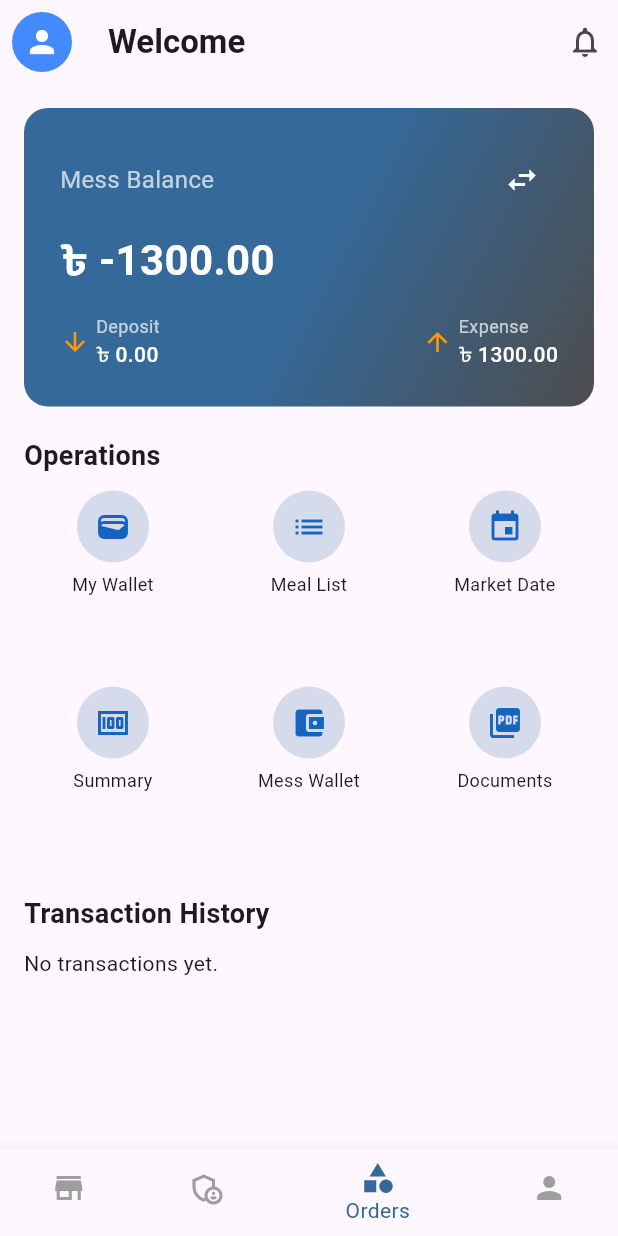
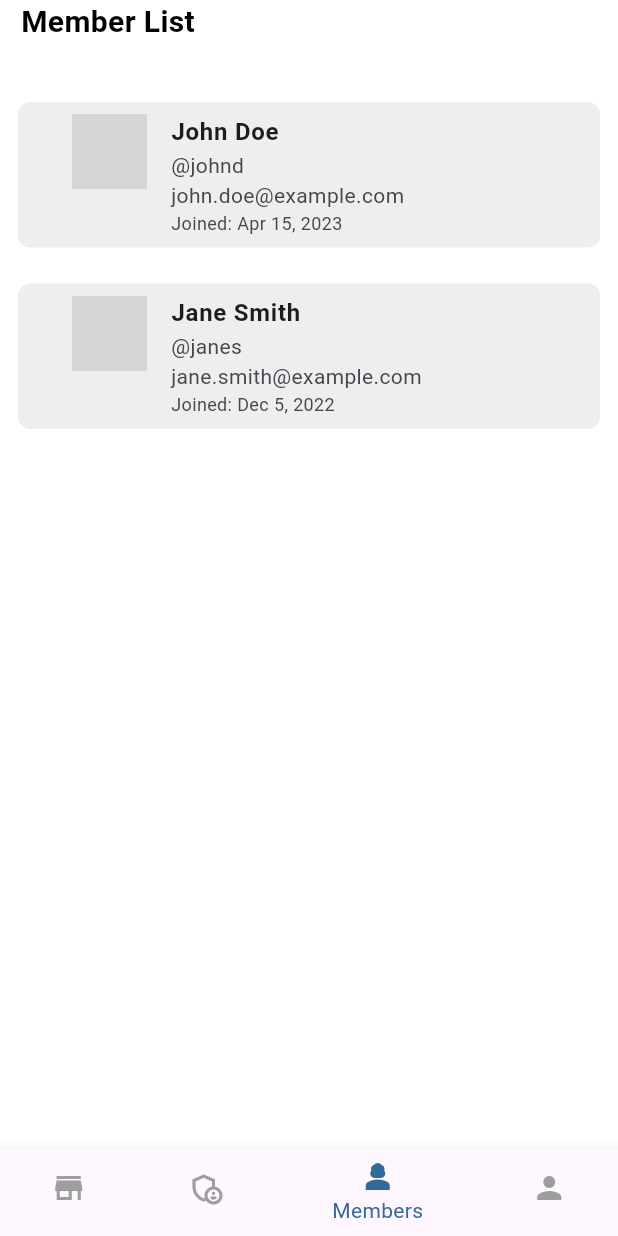
Before and after one commit to dev-rifat/meal-management-system, a Flutter app: the MainNavScreen screen opened by its route, item 3 of the bottom bar chosen, on a phone screen of 412 x 824 dp. Run offline on Flutter 3.47's test engine with Material 3 defaults, Android fonts, the phone set to English and light mode, and no system bars; our stand-ins replace equatable, fl_chart, flutter_bloc, flutter_screenutil, fluttertoast, get and 2 more; missing offline and left inert: e_com_cub; network calls fail; Roboto replaces fonts that are missing (Montserrat); grey boxes are pictures that could not be loaded.

```diff
--- a/lib/core/widgets/custom_app_bar.dart
+++ b/lib/core/widgets/custom_app_bar.dart
@@ -1,19 +1,23 @@
 import 'package:flutter/material.dart';
 
 class CustomAppBar extends StatelessWidget implements PreferredSizeWidget {
-  final String title;
+  final String? title;
+  final Widget? titleWidget;
   final bool centerTitle;
   final List<Widget>? actions;
   final Widget? leading;
+  final double? leadingWidth;
   final Color? backgroundColor;
   final double elevation;
 
   const CustomAppBar({
     super.key,
-    required this.title,
+    this.title,
+    this.titleWidget,
     this.centerTitle = true,
     this.actions,
     this.leading,
+    this.leadingWidth,
     this.backgroundColor,
     this.elevation = 0,
   });
@@ -24,10 +28,14 @@ class CustomAppBar extends StatelessWidget implements PreferredSizeWidget {
   @override
   Widget build(BuildContext context) {
     return AppBar(
-      title: Text(title, style: const TextStyle(fontWeight: FontWeight.w600)),
+      title: titleWidget ??
+          (title != null
+              ? Text(title!, style: const TextStyle(fontWeight: FontWeight.w600))
+              : null),
       centerTitle: centerTitle,
       actions: actions,
       leading: leading,
+      leadingWidth: leadingWidth,
       backgroundColor: backgroundColor ?? Theme.of(context).scaffoldBackgroundColor,
       elevation: elevation,
     );
--- a/lib/features/main/main.dart
+++ b/lib/features/main/main.dart
@@ -1,7 +1,9 @@
 import 'package:flutter/material.dart';
 import 'package:mass_management/features/deashboard/pages/dashboard_screen.dart';
 import 'package:mass_management/features/maneger/pages/manager_screen.dart';
+import 'package:mass_management/features/user_list/page/user_list.dart';
 import '../../../../utils/app_color.dart';
+import '../profile/pages/profile.dart' show ProfilePage;
 
 
 class MainNavScreen extends StatefulWidget {
@@ -17,8 +19,8 @@ class _MainNavScreenState extends State<MainNavScreen> {
   final List<Widget> _screens = [
     DashboardScreen(),
     MessManagerPage(),
-    DashboardScreen(),
-    DashboardScreen(),
+    UserListPage(),
+    ProfilePage(),
   ];
 
   void _onItemTapped(int index) {
@@ -39,7 +41,7 @@ class _MainNavScreenState extends State<MainNavScreen> {
         items: const [
           BottomNavigationBarItem(icon: Icon(Icons.store), label: 'Home'),
           BottomNavigationBarItem(icon: Icon(Icons.admin_panel_settings_outlined), label: 'Manager'),
-          BottomNavigationBarItem(icon: Icon(Icons.category), label: 'Orders'),
+          BottomNavigationBarItem(icon: Icon(Icons.person_3_sharp), label: 'Members'),
           BottomNavigationBarItem(icon: Icon(Icons.person), label: 'My profile'),
         ],
       ),
--- /dev/null
+++ b/lib/features/user_list/page/user_list.dart
@@ -0,0 +1,90 @@
+import 'package:flutter/material.dart';
+import 'package:intl/intl.dart';
+import 'package:mass_management/core/widgets/custom_app_bar.dart' show CustomAppBar;
+import 'package:mass_management/utils/app_color.dart' show AppColor;
+
+class UserListPage extends StatelessWidget {
+  const UserListPage({super.key});
+
+  @override
+  Widget build(BuildContext context) {
+    return Scaffold(
+      backgroundColor: AppColor.backgroundColor,
+      appBar: CustomAppBar(
+        leadingWidth: 300,
+        leading:  Padding(
+          padding: const EdgeInsets.symmetric(horizontal: 14.0),
+          child: Text("Member List",style: TextStyle(color: Colors.black,fontWeight: FontWeight.w700,fontSize: 20),),
+        ),
+        backgroundColor: AppColor.backgroundColor,
+
+      ),
+      body: ListView.builder(
+        itemCount: users.length,
+        padding: EdgeInsets.zero ,
+        itemBuilder: (context, index) {
+          final user = users[index];
+          return Container(
+            margin: const EdgeInsets.all(12),
+            padding: const EdgeInsets.symmetric(horizontal: 20),
+            decoration: BoxDecoration(
+              color: Colors.grey.shade200,
+              borderRadius: BorderRadius.circular(8),
+              // boxShadow: [BoxShadow(color: Colors.black12, blurRadius: 4)],
+            ),
+            child: ListTile(
+              leading: CircleAvatar(
+                radius: 25,
+                backgroundImage: NetworkImage(user.profileImage),
+              ),
+              title: Text(user.name, style: const TextStyle(fontWeight: FontWeight.bold)),
+              subtitle: Column(
+                crossAxisAlignment: CrossAxisAlignment.start,
+                children: [
+                  Text(user.username),
+                  Text(user.email),
+                  Text("Joined: ${DateFormat.yMMMd().format(user.joiningDate)}",
+                      style: const TextStyle(fontSize: 12)),
+                ],
+              ),
+              isThreeLine: true,
+            ),
+          );
+        },
+      ),
+    );
+  }
+}
+class UserModel {
+  final String name;
+  final String username;
+  final String email;
+  final String profileImage;
+  final DateTime joiningDate;
+
+  UserModel({
+    required this.name,
+    required this.username,
+    required this.email,
+    required this.profileImage,
+    required this.joiningDate,
+  });
+}
+
+final List<UserModel> users = [
+  UserModel(
+    name: "John Doe",
+    username: "@johnd",
+    email: "john.doe@example.com",
+    profileImage: "https://i.pravatar.cc/150?img=1",
+    joiningDate: DateTime(2023, 4, 15),
+  ),
+  UserModel(
+    name: "Jane Smith",
+    username: "@janes",
+    email: "jane.smith@example.com",
+    profileImage: "https://i.pravatar.cc/150?img=2",
+    joiningDate: DateTime(2022, 12, 5),
+  ),
+  // Add more users...
+];
--- a/pubspec.yaml
+++ b/pubspec.yaml
@@ -43,6 +43,7 @@ dependencies:
   lottie:
   google_fonts: ^6.1.0
   fl_chart: ^0.66.0
+  intl: ^0.19.0
 
 dev_dependencies:
   flutter_test:
```
Also changed, not shown: lib/features/maneger/pages/manager_screen.dart (+7 -12 lines), lib/features/profile/pages/profile.dart (added, +34 -0 lines), lib/features/profile/widgets/profile_widgets.dart (added, +88 -0 lines), lib/main.dart (+4 -3 lines), pubspec.lock, 1 other file.
